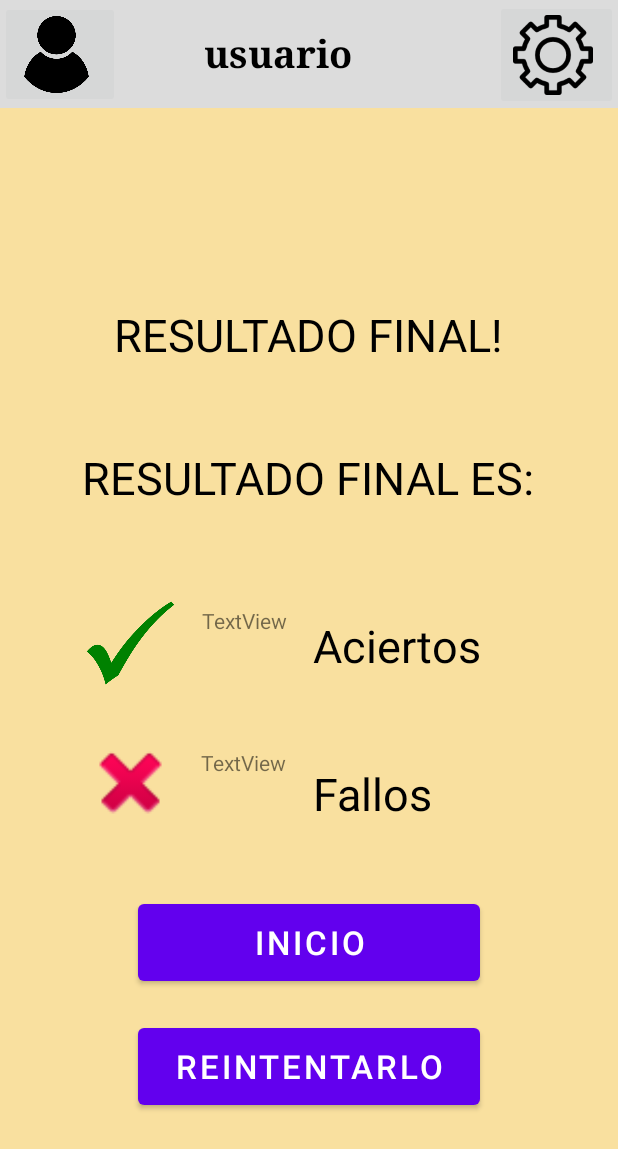
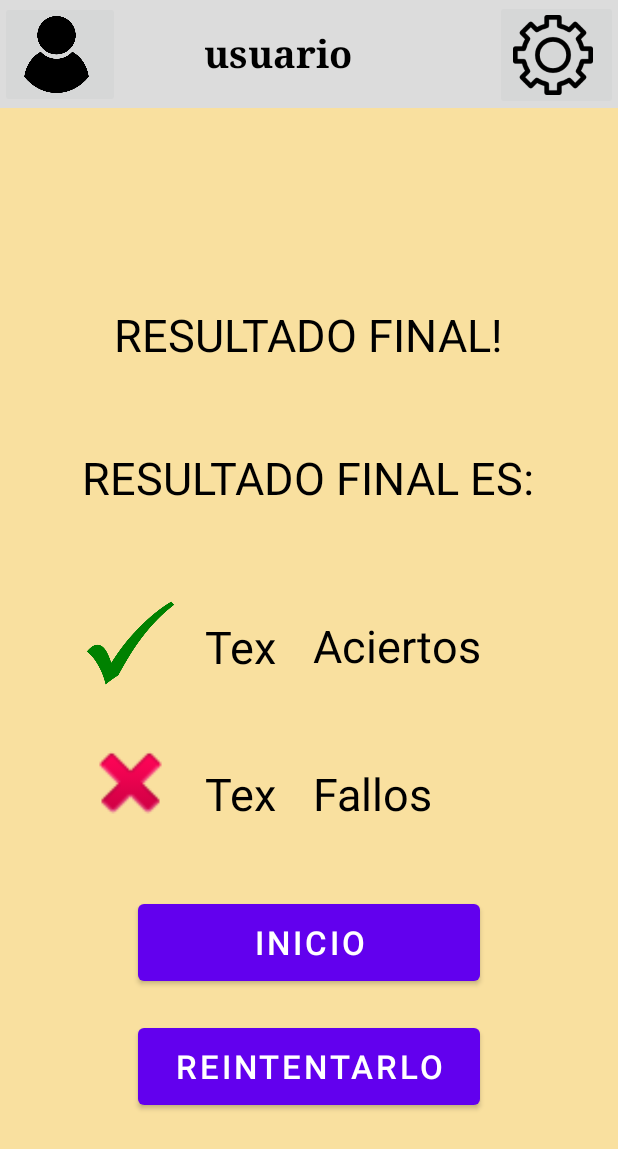
Before and after one commit to joexor/ExcoApp, an Android app: the layout activity_resultats.xml on its own in the app's theme, with its tools: preview values and no code run, on a phone screen of 412 x 824 dp. Shown: the top 1149 px of the screen. Run offline under Robolectric (Android 15) with nearby library versions, the phone set to English and light mode, and no system bars.

Commit message:
result 1.2

```diff
--- a/app/src/main/java/com/JoexorArcofe/excoapp/Resultats.kt
+++ b/app/src/main/java/com/JoexorArcofe/excoapp/Resultats.kt
@@ -26,4 +26,6 @@ class Resultats : AppCompatActivity() {
         correcte!!.setText(numCorrect)
         incorrecte!!.setText(numWrong)
     }
+
+
 }
--- a/app/src/main/res/layout/activity_resultats.xml
+++ b/app/src/main/res/layout/activity_resultats.xml
@@ -147,30 +147,38 @@
 
     <TextView
         android:id="@+id/NumAciertos"
-        android:layout_width="59dp"
-        android:layout_height="55dp"
+        android:layout_width="52dp"
+        android:layout_height="45dp"
+        android:gravity="center_horizontal"
         android:text="TextView"
+        android:textAlignment="center"
+        android:textColor="@color/black"
+        android:textSize="30dp"
         app:layout_constraintBottom_toBottomOf="parent"
         app:layout_constraintEnd_toEndOf="parent"
-        app:layout_constraintHorizontal_bias="0.382"
+        app:layout_constraintHorizontal_bias="0.373"
         app:layout_constraintStart_toStartOf="parent"
         app:layout_constraintTop_toTopOf="parent"
-        app:layout_constraintVertical_bias="0.526" />
+        app:layout_constraintVertical_bias="0.527" />
 
     <TextView
         android:id="@+id/NumFallos"
-        android:layout_width="61dp"
-        android:layout_height="50dp"
+        android:layout_width="52dp"
+        android:layout_height="43dp"
+        android:gravity="center_horizontal"
         android:text="TextView"
+        android:textAlignment="center"
+        android:textColor="@color/black"
+        android:textSize="30dp"
         app:layout_constraintBottom_toBottomOf="parent"
         app:layout_constraintEnd_toEndOf="parent"
-        app:layout_constraintHorizontal_bias="0.382"
+        app:layout_constraintHorizontal_bias="0.373"
         app:layout_constraintStart_toStartOf="parent"
         app:layout_constraintTop_toTopOf="parent"
-        app:layout_constraintVertical_bias="0.644" />
+        app:layout_constraintVertical_bias="0.652" />
 
     <Button
-        android:id="@+id/button2"
+        android:id="@+id/GoInici"
         android:layout_width="228dp"
         android:layout_height="63dp"
         android:textSize="22dp"
@@ -182,7 +190,7 @@
         app:layout_constraintVertical_bias="0.784" />
 
     <Button
-        android:id="@+id/button4"
+        android:id="@+id/Restart"
         android:layout_width="228dp"
         android:layout_height="63dp"
         android:textSize="22dp"
```
